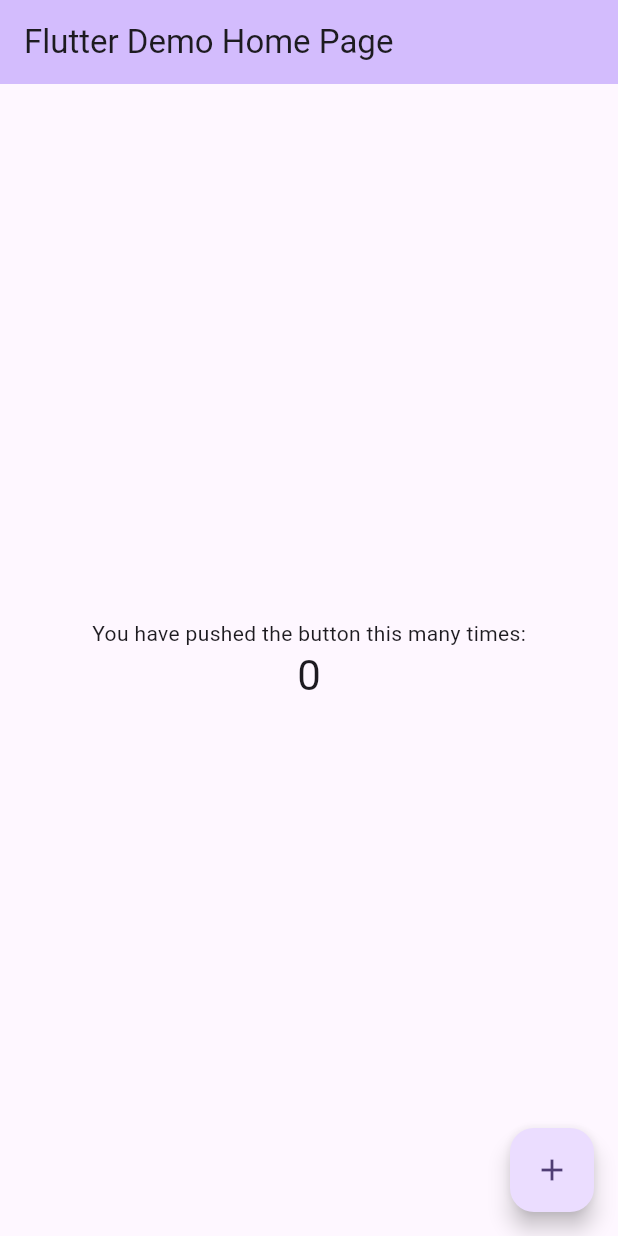
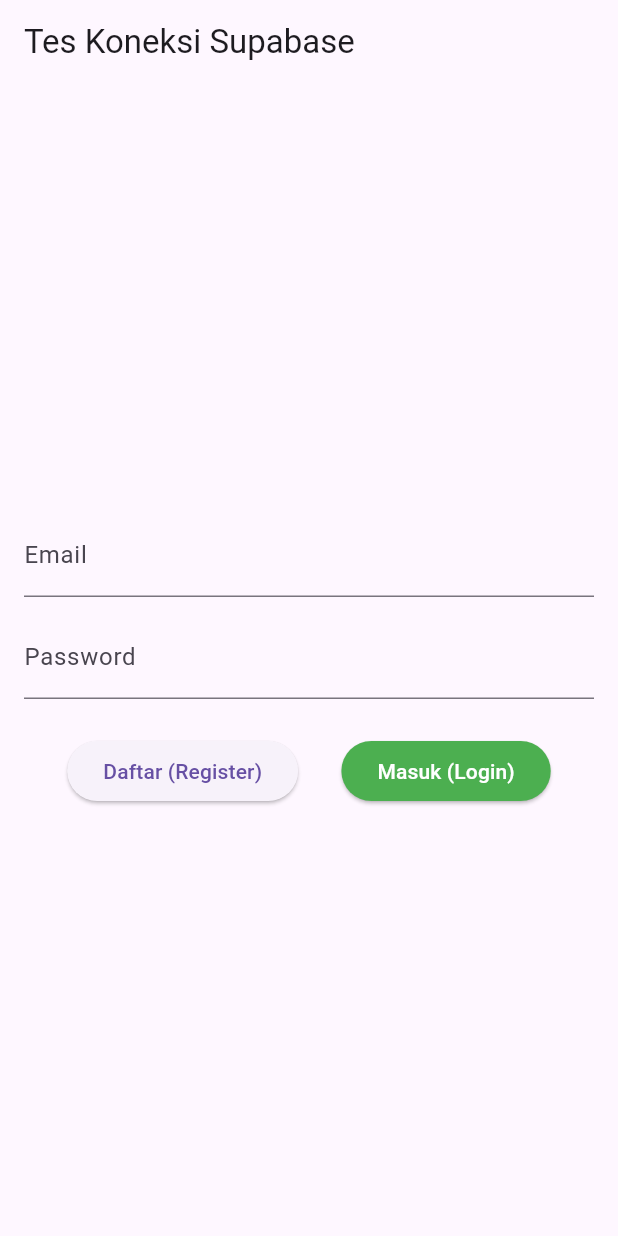
Before and after one commit to ican-bangcat/posbankum_mobile, a Flutter app: the screen it shows after launch, on a phone screen of 412 x 824 dp. Run offline on Flutter 3.47's test engine with Material 3 defaults, Android fonts, the phone set to English and light mode, and no system bars; our stand-ins replace supabase_flutter; accounts and stored records are empty.

Commit message:
Simpan tes koneksi supabase

```diff
--- a/lib/main.dart
+++ b/lib/main.dart
@@ -1,121 +1,134 @@
 import 'package:flutter/material.dart';
+import 'package:supabase_flutter/supabase_flutter.dart';
 
-void main() {
+void main() async { //
+  WidgetsFlutterBinding.ensureInitialized();
+
+  // Inisialisasi Supabase
+  await Supabase.initialize(
+    url: 'https://knllwgpncuunlpkiwktn.supabase.co',
+    anonKey: 'eyJhbGciOiJIUzI1NiIsInR5cCI6IkpXVCJ9.eyJpc3MiOiJzdXBhYmFzZSIsInJlZiI6ImtubGx3Z3BuY3V1bmxwa2l3a3RuIiwicm9sZSI6ImFub24iLCJpYXQiOjE3NzAzNjg0MjcsImV4cCI6MjA4NTk0NDQyN30.7zpAzC7a7YwSk9Xx40W3i8E_i7qCRctXGEgFGR3i3HQ',
+  );
+
   runApp(const MyApp());
 }
 
 class MyApp extends StatelessWidget {
   const MyApp({super.key});
 
-  // This widget is the root of your application.
   @override
   Widget build(BuildContext context) {
     return MaterialApp(
-      title: 'Flutter Demo',
-      theme: ThemeData(
-        // This is the theme of your application.
-        //
-        // TRY THIS: Try running your application with "flutter run". You'll see
-        // the application has a purple toolbar. Then, without quitting the app,
-        // try changing the seedColor in the colorScheme below to Colors.green
-        // and then invoke "hot reload" (save your changes or press the "hot
-        // reload" button in a Flutter-supported IDE, or press "r" if you used
-        // the command line to start the app).
-        //
-        // Notice that the counter didn't reset back to zero; the application
-        // state is not lost during the reload. To reset the state, use hot
-        // restart instead.
-        //
-        // This works for code too, not just values: Most code changes can be
-        // tested with just a hot reload.
-        colorScheme: .fromSeed(seedColor: Colors.deepPurple),
-      ),
-      home: const MyHomePage(title: 'Flutter Demo Home Page'),
+      title: 'Tes Koneksi Posbankum',
+      home: const LoginPage(),
     );
   }
 }
 
-class MyHomePage extends StatefulWidget {
-  const MyHomePage({super.key, required this.title});
-
-  // This widget is the home page of your application. It is stateful, meaning
-  // that it has a State object (defined below) that contains fields that affect
-  // how it looks.
-
-  // This class is the configuration for the state. It holds the values (in this
-  // case the title) provided by the parent (in this case the App widget) and
-  // used by the build method of the State. Fields in a Widget subclass are
-  // always marked "final".
-
-  final String title;
+class LoginPage extends StatefulWidget {
+  const LoginPage({super.key});
 
   @override
-  State<MyHomePage> createState() => _MyHomePageState();
+  State<LoginPage> createState() => _LoginPageState();
 }
 
-class _MyHomePageState extends State<MyHomePage> {
-  int _counter = 0;
+class _LoginPageState extends State<LoginPage> {
+  // Controller untuk mengambil teks dari inputan
+  final _emailController = TextEditingController();
+  final _passwordController = TextEditingController();
+  bool _isLoading = false;
 
-  void _incrementCounter() {
-    setState(() {
-      // This call to setState tells the Flutter framework that something has
-      // changed in this State, which causes it to rerun the build method below
-      // so that the display can reflect the updated values. If we changed
-      // _counter without calling setState(), then the build method would not be
-      // called again, and so nothing would appear to happen.
-      _counter++;
-    });
+  // Fungsi Register (Daftar)
+  Future<void> _signUp() async {
+    setState(() => _isLoading = true);
+    try {
+      await Supabase.instance.client.auth.signUp(
+        email: _emailController.text,
+        password: _passwordController.text,
+      );
+      if (mounted) {
+        ScaffoldMessenger.of(context).showSnackBar(
+          const SnackBar(content: Text('✅ Berhasil Daftar! Silakan Login.')),
+        );
+      }
+    } on AuthException catch (e) {
+      if (mounted) {
+        ScaffoldMessenger.of(context).showSnackBar(
+          SnackBar(content: Text('❌ Error: ${e.message}')),
+        );
+      }
+    } catch (e) {
+      if (mounted) {
+        ScaffoldMessenger.of(context).showSnackBar(
+          const SnackBar(content: Text('❌ Terjadi kesalahan tak terduga')),
+        );
+      }
+    }
+    setState(() => _isLoading = false);
+  }
+
+  // Fungsi Login (Masuk)
+  Future<void> _signIn() async {
+    setState(() => _isLoading = true);
+    try {
+      await Supabase.instance.client.auth.signInWithPassword(
+        email: _emailController.text,
+        password: _passwordController.text,
+      );
+      if (mounted) {
+        ScaffoldMessenger.of(context).showSnackBar(
+          const SnackBar(content: Text('🎉 LOGIN SUKSES! KONEKSI AMAN!')),
+        );
+      }
+    } on AuthException catch (e) {
+      if (mounted) {
+        ScaffoldMessenger.of(context).showSnackBar(
+          SnackBar(content: Text('❌ Gagal Login: ${e.message}')),
+        );
+      }
+    }
+    setState(() => _isLoading = false);
   }
 
   @override
   Widget build(BuildContext context) {
-    // This method is rerun every time setState is called, for instance as done
-    // by the _incrementCounter method above.
-    //
-    // The Flutter framework has been optimized to make rerunning build methods
-    // fast, so that you can just rebuild anything that needs updating rather
-    // than having to individually change instances of widgets.
     return Scaffold(
-      appBar: AppBar(
-        // TRY THIS: Try changing the color here to a specific color (to
-        // Colors.amber, perhaps?) and trigger a hot reload to see the AppBar
-        // change color while the other colors stay the same.
-        backgroundColor: Theme.of(context).colorScheme.inversePrimary,
-        // Here we take the value from the MyHomePage object that was created by
-        // the App.build method, and use it to set our appbar title.
-        title: Text(widget.title),
-      ),
-      body: Center(
-        // Center is a layout widget. It takes a single child and positions it
-        // in the middle of the parent.
+      appBar: AppBar(title: const Text("Tes Koneksi Supabase")),
+      body: Padding(
+        padding: const EdgeInsets.all(16.0),
         child: Column(
-          // Column is also a layout widget. It takes a list of children and
-          // arranges them vertically. By default, it sizes itself to fit its
-          // children horizontally, and tries to be as tall as its parent.
-          //
-          // Column has various properties to control how it sizes itself and
-          // how it positions its children. Here we use mainAxisAlignment to
-          // center the children vertically; the main axis here is the vertical
-          // axis because Columns are vertical (the cross axis would be
-          // horizontal).
-          //
-          // TRY THIS: Invoke "debug painting" (choose the "Toggle Debug Paint"
-          // action in the IDE, or press "p" in the console), to see the
-          // wireframe for each widget.
-          mainAxisAlignment: .center,
+          mainAxisAlignment: MainAxisAlignment.center,
           children: [
-            const Text('You have pushed the button this many times:'),
-            Text(
-              '$_counter',
-              style: Theme.of(context).textTheme.headlineMedium,
+            TextField(
+              controller: _emailController,
+              decoration: const InputDecoration(labelText: 'Email'),
             ),
+            const SizedBox(height: 12),
+            TextField(
+              controller: _passwordController,
+              decoration: const InputDecoration(labelText: 'Password'),
+              obscureText: true,
+            ),
+            const SizedBox(height: 24),
+            if (_isLoading)
+              const CircularProgressIndicator()
+            else
+              Row(
+                mainAxisAlignment: MainAxisAlignment.spaceEvenly,
+                children: [
+                  ElevatedButton(
+                    onPressed: _signUp,
+                    child: const Text('Daftar (Register)'),
+                  ),
+                  ElevatedButton(
+                    onPressed: _signIn,
+                    style: ElevatedButton.styleFrom(backgroundColor: Colors.green, foregroundColor: Colors.white),
+                    child: const Text('Masuk (Login)'),
+                  ),
+                ],
+              ),
           ],
         ),
-      ),
-      floatingActionButton: FloatingActionButton(
-        onPressed: _incrementCounter,
-        tooltip: 'Increment',
-        child: const Icon(Icons.add),
       ),
     );
   }
```
